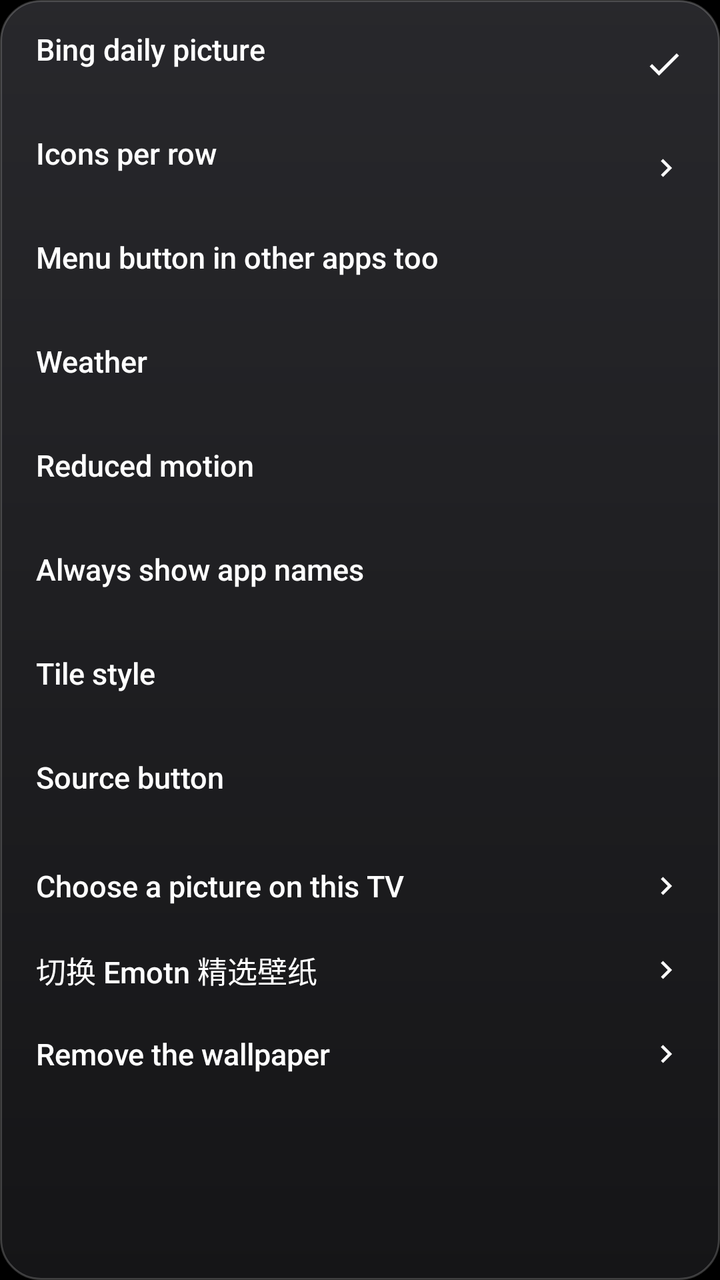
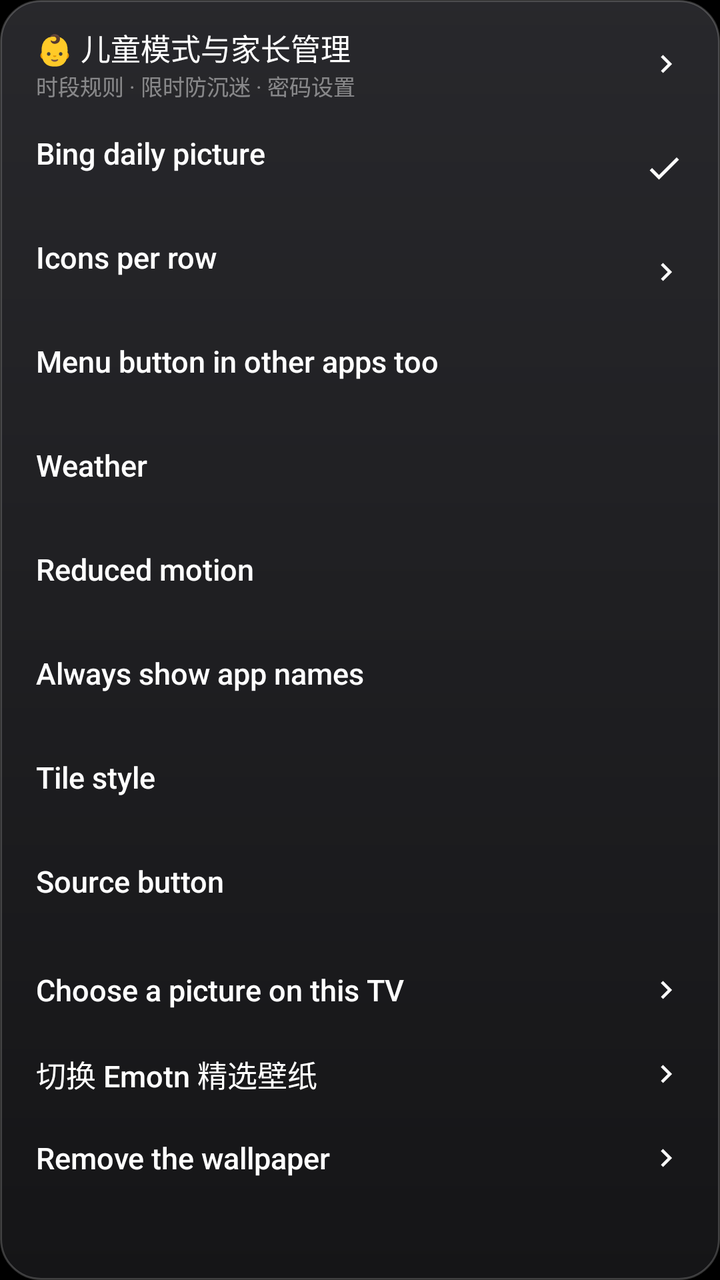

An Android layout rendered at two revisions. The XML below is the earlier revision; the diff shows what the commit changed to produce the second picture.
<!-- AndroidManifest.xml: application theme Theme.TvHome -->
<!-- res/layout/popup_wallpaper.xml -->
<?xml version="1.0" encoding="utf-8"?>
<LinearLayout xmlns:android="http://schemas.android.com/apk/res/android"
    android:layout_width="match_parent"
    android:layout_height="wrap_content"
    android:orientation="vertical"
    android:background="@drawable/glass_panel"
    android:padding="6dp"
    android:elevation="12dp">

    <ScrollView
        android:id="@+id/scroll"
        android:layout_width="match_parent"
        android:layout_height="wrap_content"
        android:fillViewport="true"
        android:scrollbars="none"
        android:descendantFocusability="afterDescendants">

        <LinearLayout
            android:layout_width="match_parent"
            android:layout_height="wrap_content"
            android:orientation="vertical">

    
    <LinearLayout
        android:id="@+id/rowBing"
        android:layout_width="match_parent"
        android:layout_height="52dp"
        android:orientation="horizontal"
        android:gravity="center_vertical"
        android:background="@drawable/input_row_bg"
        android:paddingStart="12dp"
        android:paddingEnd="12dp"
        android:focusable="true"
        android:focusableInTouchMode="true">

        <LinearLayout
            android:layout_width="0dp"
            android:layout_height="wrap_content"
            android:layout_weight="1"
            android:orientation="vertical"
            android:duplicateParentState="true">

            <TextView
                android:layout_width="wrap_content"
                android:layout_height="wrap_content"
                android:text="@string/bing_daily"
                android:textColor="@drawable/pill_text"
                android:duplicateParentState="true"
                android:textSize="15sp"
                android:fontVariationSettings="'wght' 500" />

            <TextView
                android:id="@+id/bingStatus"
                android:layout_width="wrap_content"
                android:layout_height="wrap_content"
                android:textColor="@drawable/pill_text_dim"
                android:duplicateParentState="true"
                android:textSize="11sp"
                android:fontVariationSettings="'wght' 400" />
        </LinearLayout>

        <ImageView
            android:id="@+id/bingTick"
            android:layout_width="20dp"
            android:layout_height="20dp"
            android:src="@drawable/ic_tick"
            android:tint="@drawable/pill_text"
            android:duplicateParentState="true"
            android:contentDescription="@null" />
    </LinearLayout>

    
    <LinearLayout
        android:id="@+id/rowColumns"
        android:layout_width="match_parent"
        android:layout_height="52dp"
        android:orientation="horizontal"
        android:gravity="center_vertical"
        android:background="@drawable/input_row_bg"
        android:paddingStart="12dp"
        android:paddingEnd="12dp"
        android:focusable="true"
        android:focusableInTouchMode="true">

        <LinearLayout
            android:layout_width="0dp"
            android:layout_height="wrap_content"
            android:layout_weight="1"
            android:orientation="vertical"
            android:duplicateParentState="true">

            <TextView
                android:layout_width="wrap_content"
                android:layout_height="wrap_content"
                android:text="@string/columns_title"
                android:textColor="@drawable/pill_text"
                android:duplicateParentState="true"
                android:textSize="15sp"
                android:fontVariationSettings="'wght' 500" />

            <TextView
                android:id="@+id/columnsStatus"
                android:layout_width="wrap_content"
                android:layout_height="wrap_content"
                android:textColor="@drawable/pill_text_dim"
                android:duplicateParentState="true"
                android:textSize="11sp"
                android:fontVariationSettings="'wght' 400" />
        </LinearLayout>

        <ImageView
            android:layout_width="18dp"
            android:layout_height="18dp"
            android:src="@drawable/ic_chevron"
            android:tint="@drawable/pill_text"
            android:duplicateParentState="true"
            android:contentDescription="@null" />
    </LinearLayout>

    
    <LinearLayout
        android:id="@+id/rowMenuKey"
        android:layout_width="match_parent"
        android:layout_height="52dp"
        android:orientation="horizontal"
        android:gravity="center_vertical"
        android:background="@drawable/input_row_bg"
        android:paddingStart="12dp"
        android:paddingEnd="12dp"
        android:focusable="true"
        android:focusableInTouchMode="true">

        <LinearLayout
            android:layout_width="0dp"
            android:layout_height="wrap_content"
            android:layout_weight="1"
            android:orientation="vertical"
            android:duplicateParentState="true">

            <TextView
                android:layout_width="wrap_content"
                android:layout_height="wrap_content"
                android:text="@string/menu_key_everywhere"
                android:textColor="@drawable/pill_text"
                android:duplicateParentState="true"
                android:textSize="15sp"
                android:fontVariationSettings="'wght' 500" />

            <TextView
                android:id="@+id/menuKeyStatus"
                android:layout_width="wrap_content"
                android:layout_height="wrap_content"
                android:textColor="@drawable/pill_text_dim"
                android:duplicateParentState="true"
                android:textSize="11sp"
                android:fontVariationSettings="'wght' 400" />
        </LinearLayout>
    </LinearLayout>

    
    <LinearLayout
        android:id="@+id/rowWeather"
        android:layout_width="match_parent"
        android:layout_height="52dp"
        android:orientation="horizontal"
        android:gravity="center_vertical"
        android:background="@drawable/input_row_bg"
        android:paddingStart="12dp"
        android:paddingEnd="12dp"
        android:focusable="true"
        android:focusableInTouchMode="true">

        <LinearLayout
            android:layout_width="0dp"
            android:layout_height="wrap_content"
            android:layout_weight="1"
            android:orientation="vertical"
            android:duplicateParentState="true">

            <TextView
                android:layout_width="wrap_content"
                android:layout_height="wrap_content"
                android:text="@string/weather"
                android:textColor="@drawable/pill_text"
                android:duplicateParentState="true"
                android:textSize="15sp"
                android:fontVariationSettings="'wght' 500" />

            <TextView
                android:id="@+id/weatherStatus"
                android:layout_width="wrap_content"
                android:layout_height="wrap_content"
                android:textColor="@drawable/pill_text_dim"
                android:duplicateParentState="true"
                android:textSize="11sp"
                android:fontVariationSettings="'wght' 400" />
        </LinearLayout>
    </LinearLayout>

    
    <LinearLayout
        android:id="@+id/rowMotion"
        android:layout_width="match_parent"
        android:layout_height="52dp"
        android:orientation="horizontal"
        android:gravity="center_vertical"
        android:background="@drawable/input_row_bg"
        android:paddingStart="12dp"
        android:paddingEnd="12dp"
        android:focusable="true"
        android:focusableInTouchMode="true">

        <LinearLayout
            android:layout_width="0dp"
            android:layout_height="wrap_content"
            android:layout_weight="1"
            android:orientation="vertical"
            android:duplicateParentState="true">

            <TextView
                android:layout_width="wrap_content"
                android:layout_height="wrap_content"
                android:text="@string/reduced_motion"
                android:textColor="@drawable/pill_text"
                android:duplicateParentState="true"
                android:textSize="15sp"
                android:fontVariationSettings="'wght' 500" />

            <TextView
                android:id="@+id/motionStatus"
                android:layout_width="wrap_content"
                android:layout_height="wrap_content"
                android:textColor="@drawable/pill_text_dim"
                android:duplicateParentState="true"
                android:textSize="11sp"
                android:fontVariationSettings="'wght' 400" />
        </LinearLayout>
    </LinearLayout>

    
    <LinearLayout
        android:id="@+id/rowNames"
        android:layout_width="match_parent"
        android:layout_height="52dp"
        android:orientation="horizontal"
        android:gravity="center_vertical"
        android:background="@drawable/input_row_bg"
        android:paddingStart="12dp"
        android:paddingEnd="12dp"
        android:focusable="true"
        android:focusableInTouchMode="true">

        <LinearLayout
            android:layout_width="0dp"
            android:layout_height="wrap_content"
            android:layout_weight="1"
            android:orientation="vertical"
            android:duplicateParentState="true">

            <TextView
                android:layout_width="wrap_content"
                android:layout_height="wrap_content"
                android:text="@string/always_show_names"
                android:textColor="@drawable/pill_text"
                android:duplicateParentState="true"
                android:textSize="15sp"
                android:fontVariationSettings="'wght' 500" />

            <TextView
                android:id="@+id/namesStatus"
                android:layout_width="wrap_content"
                android:layout_height="wrap_content"
                android:textColor="@drawable/pill_text_dim"
                android:duplicateParentState="true"
                android:textSize="11sp"
                android:fontVariationSettings="'wght' 400" />
        </LinearLayout>
    </LinearLayout>

    
    <LinearLayout
        android:id="@+id/rowUnified"
        android:layout_width="match_parent"
        android:layout_height="52dp"
        android:orientation="horizontal"
        android:gravity="center_vertical"
        android:background="@drawable/input_row_bg"
        android:paddingStart="12dp"
        android:paddingEnd="12dp"
        android:focusable="true"
        android:focusableInTouchMode="true">

        <LinearLayout
            android:layout_width="0dp"
            android:layout_height="wrap_content"
            android:layout_weight="1"
            android:orientation="vertical"
            android:duplicateParentState="true">

            <TextView
                android:layout_width="wrap_content"
                android:layout_height="wrap_content"
                android:text="@string/tile_style"
                android:textColor="@drawable/pill_text"
                android:duplicateParentState="true"
                android:textSize="15sp"
                android:fontVariationSettings="'wght' 500" />

            <TextView
                android:id="@+id/unifiedStatus"
                android:layout_width="wrap_content"
                android:layout_height="wrap_content"
                android:textColor="@drawable/pill_text_dim"
                android:duplicateParentState="true"
                android:textSize="11sp"
                android:fontVariationSettings="'wght' 400" />
        </LinearLayout>
    </LinearLayout>

    
    <LinearLayout
        android:id="@+id/rowInputKey"
        android:layout_width="match_parent"
        android:layout_height="52dp"
        android:orientation="horizontal"
        android:gravity="center_vertical"
        android:background="@drawable/input_row_bg"
        android:paddingStart="12dp"
        android:paddingEnd="12dp"
        android:focusable="true"
        android:focusableInTouchMode="true">

        <LinearLayout
            android:layout_width="0dp"
            android:layout_height="wrap_content"
            android:layout_weight="1"
            android:orientation="vertical"
            android:duplicateParentState="true">

            <TextView
                android:layout_width="wrap_content"
                android:layout_height="wrap_content"
                android:text="@string/input_source_key"
                android:textColor="@drawable/pill_text"
                android:duplicateParentState="true"
                android:textSize="15sp"
                android:fontVariationSettings="'wght' 500" />

            <TextView
                android:id="@+id/inputKeyStatus"
                android:layout_width="wrap_content"
                android:layout_height="wrap_content"
                android:textColor="@drawable/pill_text_dim"
                android:duplicateParentState="true"
                android:textSize="11sp"
                android:fontVariationSettings="'wght' 400" />
        </LinearLayout>
    </LinearLayout>

    
    <LinearLayout
        android:id="@+id/rowPick"
        android:layout_width="match_parent"
        android:layout_height="42dp"
        android:orientation="horizontal"
        android:gravity="center_vertical"
        android:background="@drawable/input_row_bg"
        android:paddingStart="12dp"
        android:paddingEnd="12dp"
        android:focusable="true"
        android:focusableInTouchMode="true">

        <TextView
            android:layout_width="0dp"
            android:layout_height="wrap_content"
            android:layout_weight="1"
            android:text="@string/pick_wallpaper"
            android:textColor="@drawable/pill_text"
            android:duplicateParentState="true"
            android:textSize="15sp"
            android:fontVariationSettings="'wght' 500" />

        <ImageView
            android:layout_width="18dp"
            android:layout_height="18dp"
            android:src="@drawable/ic_chevron"
            android:tint="@drawable/pill_text"
            android:duplicateParentState="true"
            android:contentDescription="@null" />
    </LinearLayout>

    
    <LinearLayout
        android:id="@+id/rowEmotn"
        android:layout_width="match_parent"
        android:layout_height="42dp"
        android:orientation="horizontal"
        android:gravity="center_vertical"
        android:background="@drawable/input_row_bg"
        android:paddingStart="12dp"
        android:paddingEnd="12dp"
        android:focusable="true"
        android:focusableInTouchMode="true">

        <TextView
            android:layout_width="0dp"
            android:layout_height="wrap_content"
            android:layout_weight="1"
            android:text="切换 Emotn 精选壁纸"
            android:textColor="@drawable/pill_text"
            android:duplicateParentState="true"
            android:textSize="15sp"
            android:fontVariationSettings="'wght' 500" />

        <ImageView
            android:layout_width="18dp"
            android:layout_height="18dp"
            android:src="@drawable/ic_chevron"
            android:tint="@drawable/pill_text"
            android:duplicateParentState="true"
            android:contentDescription="@null" />
    </LinearLayout>

    <LinearLayout
        android:id="@+id/rowOff"
        android:layout_width="match_parent"
        android:layout_height="42dp"
        android:orientation="horizontal"
        android:gravity="center_vertical"
        android:background="@drawable/input_row_bg"
        android:paddingStart="12dp"
        android:paddingEnd="12dp"
        android:focusable="true"
        android:focusableInTouchMode="true">

        <TextView
            android:layout_width="0dp"
            android:layout_height="wrap_content"
            android:layout_weight="1"
            android:text="@string/wallpaper_off"
            android:textColor="@drawable/pill_text"
            android:duplicateParentState="true"
            android:textSize="15sp"
            android:fontVariationSettings="'wght' 500" />

        <ImageView
            android:layout_width="18dp"
            android:layout_height="18dp"
            android:src="@drawable/ic_chevron"
            android:tint="@drawable/pill_text"
            android:duplicateParentState="true"
            android:contentDescription="@null" />
    </LinearLayout>

        </LinearLayout>
    </ScrollView>
</LinearLayout>
<!-- resources referenced by this layout -->
<resources>
  <!-- drawable glass_panel (drawable) -->
  <?xml version="1.0" encoding="utf-8"?>
  <layer-list xmlns:android="http://schemas.android.com/apk/res/android">
      <item>
          <shape android:shape="rectangle">
              <gradient android:angle="270" android:startColor="#F22A2A2E" android:endColor="#F5161618" />
              <stroke android:width="1dp" android:color="#33FFFFFF" />
              <corners android:radius="20dp" />
          </shape>
      </item>
  </layer-list>
  <!-- drawable ic_chevron (drawable) -->
  <vector xmlns:android="http://schemas.android.com/apk/res/android"
      android:width="24dp"
      android:height="24dp"
      android:viewportWidth="24"
      android:viewportHeight="24"
      android:tint="#FFFFFFFF">
      <path
          android:fillColor="#FFFFFFFF"
          android:pathData="M10,6L8.59,7.41 13.17,12l-4.58,4.59L10,18l6,-6z" />
  </vector>
  <!-- drawable ic_tick (drawable) -->
  <vector xmlns:android="http://schemas.android.com/apk/res/android"
      android:width="24dp"
      android:height="24dp"
      android:viewportWidth="24"
      android:viewportHeight="24"
      android:tint="#FFFFFFFF">
      <path
          android:fillColor="#FFFFFFFF"
          android:pathData="M9,16.17L4.83,12l-1.42,1.41L9,19 21,7l-1.41,-1.41z" />
  </vector>
  <!-- drawable input_row_bg (drawable) -->
  <?xml version="1.0" encoding="utf-8"?>
  <selector xmlns:android="http://schemas.android.com/apk/res/android">
      <item android:state_focused="true">
          <shape android:shape="rectangle">
              <solid android:color="#F5FFFFFF" />
              <corners android:radius="13dp" />
          </shape>
      </item>
      <item>
          <shape android:shape="rectangle">
              <solid android:color="#00000000" />
              <corners android:radius="13dp" />
          </shape>
      </item>
  </selector>
  <!-- drawable pill_text (drawable) -->
  <?xml version="1.0" encoding="utf-8"?>
  <selector xmlns:android="http://schemas.android.com/apk/res/android">
      <item android:state_focused="true" android:color="#FF111111" />
      <item android:color="#FFFFFFFF" />
  </selector>
  <!-- drawable pill_text_dim (drawable) -->
  <?xml version="1.0" encoding="utf-8"?>
  <selector xmlns:android="http://schemas.android.com/apk/res/android">
      <item android:state_focused="true" android:color="#99111111" />
      <item android:color="#73FFFFFF" />
  </selector>
  <string name="always_show_names">Always show app names</string>
  <string name="bing_daily">Bing daily picture</string>
  <string name="columns_title">Icons per row</string>
  <string name="input_source_key">Source button</string>
  <string name="menu_key_everywhere">Menu button in other apps too</string>
  <string name="pick_wallpaper">Choose a picture on this TV</string>
  <string name="reduced_motion">Reduced motion</string>
  <string name="tile_style">Tile style</string>
  <string name="wallpaper_off">Remove the wallpaper</string>
  <string name="weather">Weather</string>
  <style name="Theme.TvHome" parent="android:Theme.Material.NoActionBar.Fullscreen">
          <item name="android:windowBackground">@android:color/black</item>
          <item name="android:colorBackground">@android:color/black</item>
          <item name="android:windowAnimationStyle">@null</item>
      </style>
</resources>

<!-- the commit's change to res/layout/popup_wallpaper.xml (unified diff, before → after) -->
@@ -22,6 +22,55 @@
 
     
     <LinearLayout
+        android:id="@+id/rowChildLock"
+        android:layout_width="match_parent"
+        android:layout_height="52dp"
+        android:orientation="horizontal"
+        android:gravity="center_vertical"
+        android:background="@drawable/input_row_bg"
+        android:paddingStart="12dp"
+        android:paddingEnd="12dp"
+        android:focusable="true"
+        android:focusableInTouchMode="true">
+
+        <LinearLayout
+            android:layout_width="0dp"
+            android:layout_height="wrap_content"
+            android:layout_weight="1"
+            android:orientation="vertical"
+            android:duplicateParentState="true">
+
+            <TextView
+                android:layout_width="wrap_content"
+                android:layout_height="wrap_content"
+                android:text="👶 儿童模式与家长管理"
+                android:textColor="@drawable/pill_text"
+                android:duplicateParentState="true"
+                android:textSize="15sp"
+                android:fontVariationSettings="'wght' 500" />
+
+            <TextView
+                android:id="@+id/childLockStatus"
+                android:layout_width="wrap_content"
+                android:layout_height="wrap_content"
+                android:textColor="@drawable/pill_text_dim"
+                android:duplicateParentState="true"
+                android:textSize="11sp"
+                android:text="时段规则 · 限时防沉迷 · 密码设置"
+                android:fontVariationSettings="'wght' 400" />
+        </LinearLayout>
+
+        <ImageView
+            android:layout_width="18dp"
+            android:layout_height="18dp"
+            android:src="@drawable/ic_chevron"
+            android:tint="@drawable/pill_text"
+            android:duplicateParentState="true"
+            android:contentDescription="@null" />
+    </LinearLayout>
+
+    
+    <LinearLayout
         android:id="@+id/rowBing"
         android:layout_width="match_parent"
         android:layout_height="52dp"
